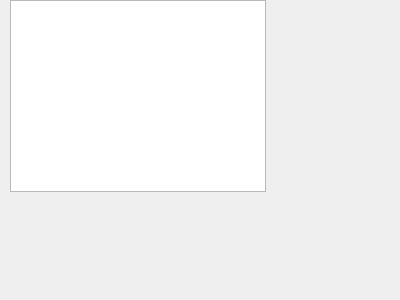
Above: vstreamer/gui/list/video_list.ui from As-You-Like/video-streamer before the change. Below: the same form after it.
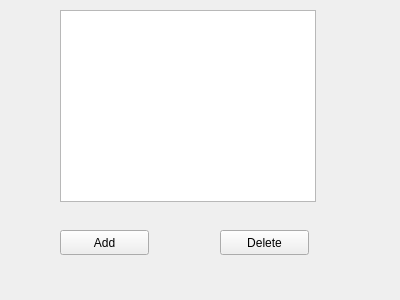
That is the form after the change.

Commit message: added simple version of VideoDirectoryListDialog rm LoginDialogController

```diff
--- a/vstreamer/gui/list/video_list.ui
+++ b/vstreamer/gui/list/video_list.ui
@@ -16,13 +16,39 @@
   <widget class="QListView" name="listView">
    <property name="geometry">
     <rect>
-     <x>10</x>
-     <y>0</y>
+     <x>60</x>
+     <y>10</y>
      <width>256</width>
      <height>192</height>
     </rect>
    </property>
   </widget>
+  <widget class="QPushButton" name="addButton">
+   <property name="geometry">
+    <rect>
+     <x>60</x>
+     <y>230</y>
+     <width>89</width>
+     <height>25</height>
+    </rect>
+   </property>
+   <property name="text">
+    <string>Add</string>
+   </property>
+  </widget>
+  <widget class="QPushButton" name="deleteButton">
+   <property name="geometry">
+    <rect>
+     <x>220</x>
+     <y>230</y>
+     <width>89</width>
+     <height>25</height>
+    </rect>
+   </property>
+   <property name="text">
+    <string>Delete</string>
+   </property>
+  </widget>
  </widget>
  <resources/>
  <connections/>
```
The commit also changes 6 other files.
